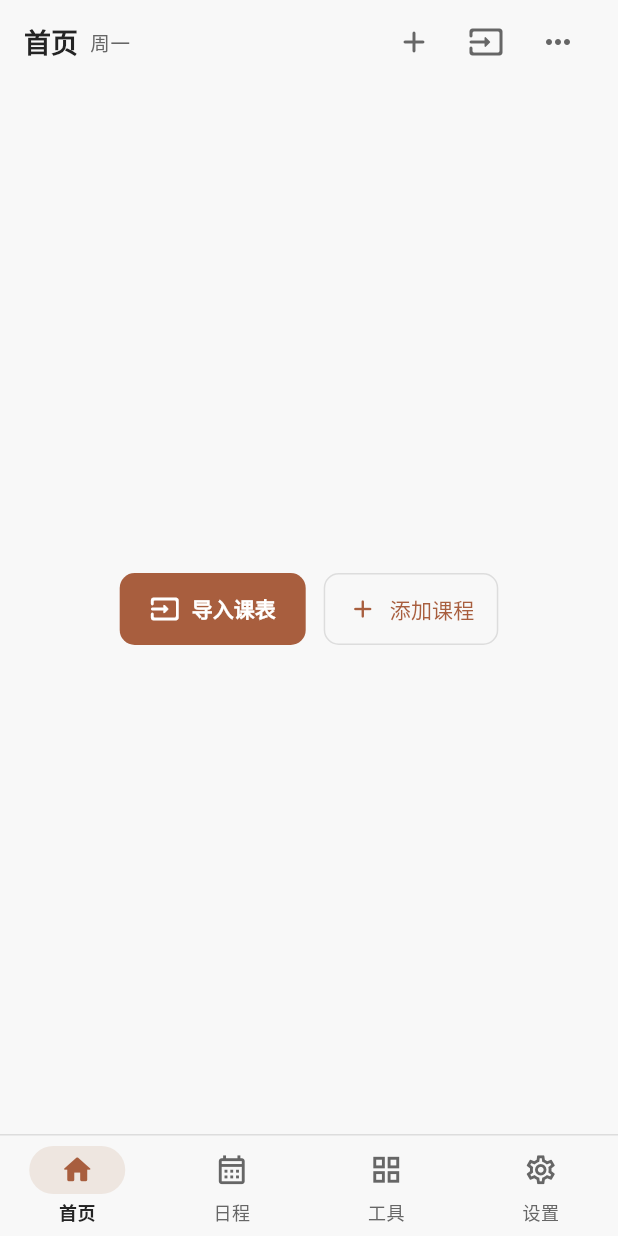
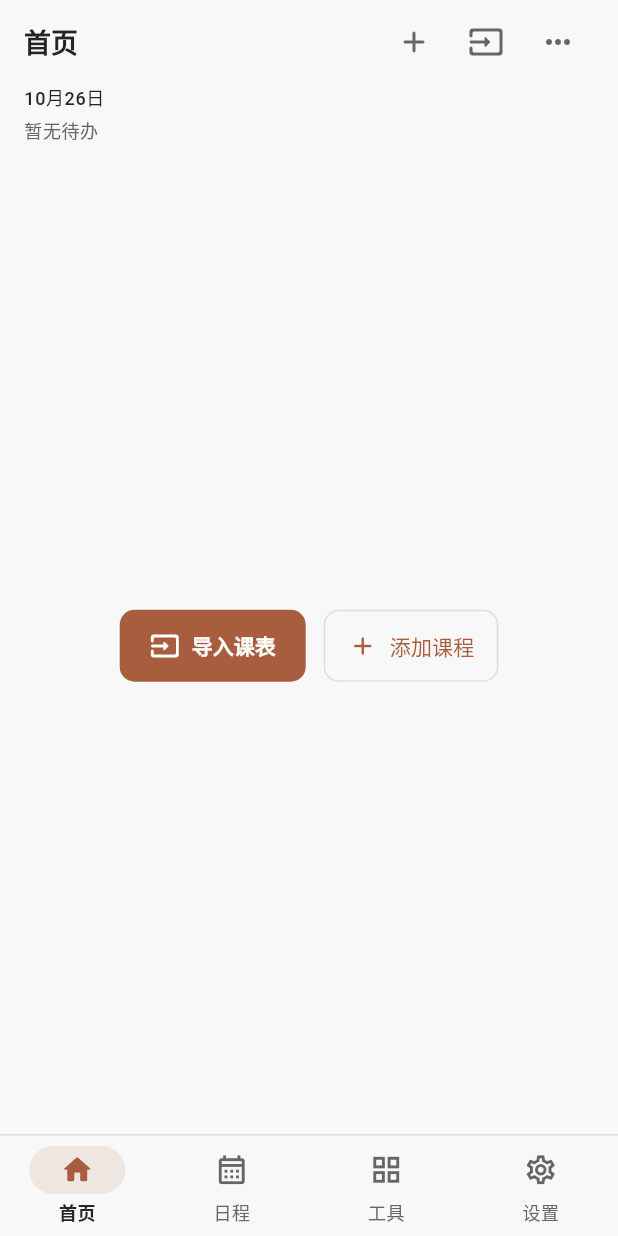
Before and after one commit to PurpleRain-PR/bitree, a Flutter app: the screen it shows after launch, on a phone screen of 412 x 824 dp. Run offline on Flutter 3.47's test engine with Material 3 defaults, Android fonts, the phone set to English and light mode, and no system bars; our stand-ins replace cookie_jar, file_picker, flutter_markdown_plus, flutter_secure_storage, package_info_plus, pub_semver and 1 more; missing offline and left inert: pointycastle; network calls fail.

Commit message:
feat(home): implement compact date agenda layout

```diff
--- a/lib/ui/home_screen.dart
+++ b/lib/ui/home_screen.dart
@@ -1,8 +1,6 @@
 import 'package:flutter/material.dart';
 
-import '../agenda/model.dart';
 import '../app_controller.dart';
-import '../schedule/model.dart';
 import 'add_menu.dart';
 import 'app_page.dart';
 import 'campus_time_builder.dart';
@@ -26,51 +24,21 @@ class HomeScreen extends StatelessWidget {
   Widget build(BuildContext context) =>
       CampusTimeBuilder(active: active, builder: _build);
 
-  Widget _build(BuildContext context, DateTime today) {
+  Widget _build(BuildContext context, DateTime now) {
     final schedule = controller.schedule;
-    final currentWeek =
-        schedule == null || schedule.weekAt(today) == controller.week;
-    final entries = currentWeek
-        ? controller.agenda.entries
-              .where(
-                (entry) => !entry.isFinished(today) && entry.occursOn(today),
-              )
-              .toList()
-        : <AgendaEntry>[];
+    final entries = controller.agenda.entries
+        .where((entry) => !entry.isFinished(now) && entry.occursOn(now))
+        .toList();
     entries.sort((a, b) => a.startsAt.compareTo(b.startsAt));
-    final monday = schedule?.mondayAt(controller.week);
     final selectedDate =
-        monday == null || schedule!.weekAt(today) == controller.week
-        ? today
-        : monday.add(const Duration(hours: 9));
+        schedule != null && schedule.weekAt(now) != controller.week
+        ? schedule.mondayAt(controller.week).add(const Duration(hours: 9))
+        : now;
 
     return AppPage(
-      title: Wrap(
-        spacing: 8,
-        crossAxisAlignment: WrapCrossAlignment.center,
-        children: [
-          if (schedule == null)
-            const Text('首页')
-          else
-            WeekSelector(controller: controller),
-          if (currentWeek)
-            DefaultTextStyle(
-              style: Theme.of(context).textTheme.bodySmall!
-                  .copyWith(fontSize: 13),
-              child: Wrap(
-                spacing: 8,
-                crossAxisAlignment: WrapCrossAlignment.center,
-                children: [
-                  Text(weekdays[today.weekday - 1]),
-                  if (entries.isNotEmpty)
-                    Text(
-                      '${entries.length}项${entries.every((entry) => entry.isDeadline) ? '待办' : '日程'}',
-                    ),
-                ],
-              ),
-            ),
-        ],
-      ),
+      title: schedule == null
+          ? const Text('首页')
+          : WeekSelector(controller: controller),
       actions: [
         AddButton(controller: controller, date: selectedDate),
         SchoolImportButton(controller: controller),
@@ -81,8 +49,8 @@ class HomeScreen extends StatelessWidget {
         children: [
           DataErrors(controller: controller),
           if (!controller.ready) const LinearProgressIndicator(minHeight: 3),
-          if (entries.isNotEmpty)
-            TodayAgenda(controller: controller, entries: entries, now: today),
+          if (controller.agenda.ready)
+            TodayAgenda(controller: controller, entries: entries, now: now),
           Expanded(
             child: schedule == null
                 ? Center(
--- a/lib/ui/today_agenda.dart
+++ b/lib/ui/today_agenda.dart
@@ -24,24 +24,56 @@ class TodayAgenda extends StatelessWidget {
     final scheme = theme.colorScheme;
     final scale = MediaQuery.textScalerOf(context);
     final behavior = ScrollConfiguration.of(context);
+    final summary = entries.isEmpty
+        ? '暂无待办'
+        : '${entries.length}项${entries.every((entry) => entry.isDeadline) ? '待办' : '日程'}';
 
     return Padding(
       padding: const EdgeInsets.only(bottom: 10),
+      child: Row(
+        children: [
+          Semantics(
+            label: '${agendaDateLabel(now)}，$summary',
+            child: ExcludeSemantics(
+              child: Column(
+                mainAxisSize: MainAxisSize.min,
+                crossAxisAlignment: CrossAxisAlignment.start,
+                children: [
+                  Text(
+                    '${now.month}月${now.day}日',
+                    style: theme.textTheme.bodySmall?.copyWith(
+                      color: scheme.onSurface,
+                      fontWeight: FontWeight.w500,
+                    ),
+                  ),
+                  const SizedBox(height: 4),
+                  Text(summary, style: theme.textTheme.bodySmall),
+                ],
+              ),
+            ),
+          ),
+          if (entries.isNotEmpty) ...[
+            const SizedBox(width: 8),
+            Expanded(
               child: LayoutBuilder(
                 builder: (context, constraints) {
                   const gap = 8.0;
                   final columns =
-              ((constraints.maxWidth + gap) / (scale.scale(120) + gap))
+                      ((constraints.maxWidth + gap) / (scale.scale(108) + gap))
                           .floor()
                           .clamp(1, 4);
-          final width = (constraints.maxWidth - gap * (columns - 1)) / columns;
+                  final width =
+                      (constraints.maxWidth - gap * (columns - 1)) / columns;
 
                   return SizedBox(
-            height: scale.scale(12) * 2.9 + 20,
+                    height: scale.scale(13) * 1.4 + scale.scale(12) * 1.4 + 24,
                     child: ScrollConfiguration(
                       behavior: behavior.copyWith(
                         scrollbars: false,
-                dragDevices: {...behavior.dragDevices, PointerDeviceKind.mouse},
+                        dragDevices: {
+                          ...behavior.dragDevices,
+                          PointerDeviceKind.mouse,
+                        },
                       ),
                       child: ListView.separated(
                         primary: false,
@@ -66,24 +98,29 @@ class TodayAgenda extends StatelessWidget {
                                 borderRadius: BorderRadius.circular(10),
                                 clipBehavior: Clip.antiAlias,
                                 child: InkWell(
-                          onTap: () =>
-                              showAgendaEntry(context, controller, entry),
+                                  onTap: () => showAgendaEntry(
+                                    context,
+                                    controller,
+                                    entry,
+                                  ),
                                   child: Padding(
                                     padding: const EdgeInsets.symmetric(
-                              horizontal: 10,
+                                      horizontal: 8,
                                       vertical: 8,
                                     ),
                                     child: Column(
-                              crossAxisAlignment: CrossAxisAlignment.start,
-                              mainAxisAlignment: MainAxisAlignment.center,
+                                      crossAxisAlignment:
+                                          CrossAxisAlignment.start,
+                                      mainAxisAlignment:
+                                          MainAxisAlignment.center,
                                       children: [
                                         Text(
                                           entry.title,
                                           maxLines: 1,
                                           overflow: TextOverflow.ellipsis,
                                           style: TextStyle(
-                                    fontSize: 12,
-                                    height: 1.45,
+                                            fontSize: 13,
+                                            height: 1.4,
                                             fontWeight: FontWeight.w500,
                                             color: scheme.onPrimaryContainer,
                                           ),
@@ -95,7 +132,7 @@ class TodayAgenda extends StatelessWidget {
                                           overflow: TextOverflow.ellipsis,
                                           style: TextStyle(
                                             fontSize: 12,
-                                    height: 1.45,
+                                            height: 1.4,
                                             color: entry.overdue(now)
                                                 ? scheme.error
                                                 : scheme.primary,
@@ -114,6 +151,10 @@ class TodayAgenda extends StatelessWidget {
                   );
                 },
               ),
+            ),
+          ],
+        ],
+      ),
     );
   }
 }
```
Also changed, not shown: lib/ui/calendar_list.dart (+4 -3 lines), lib/ui/timetable.dart (+12 -15 lines), lib/ui/timetable_header.dart (+40 -34 lines). Lines whose indentation alone changed are shown as unchanged.
